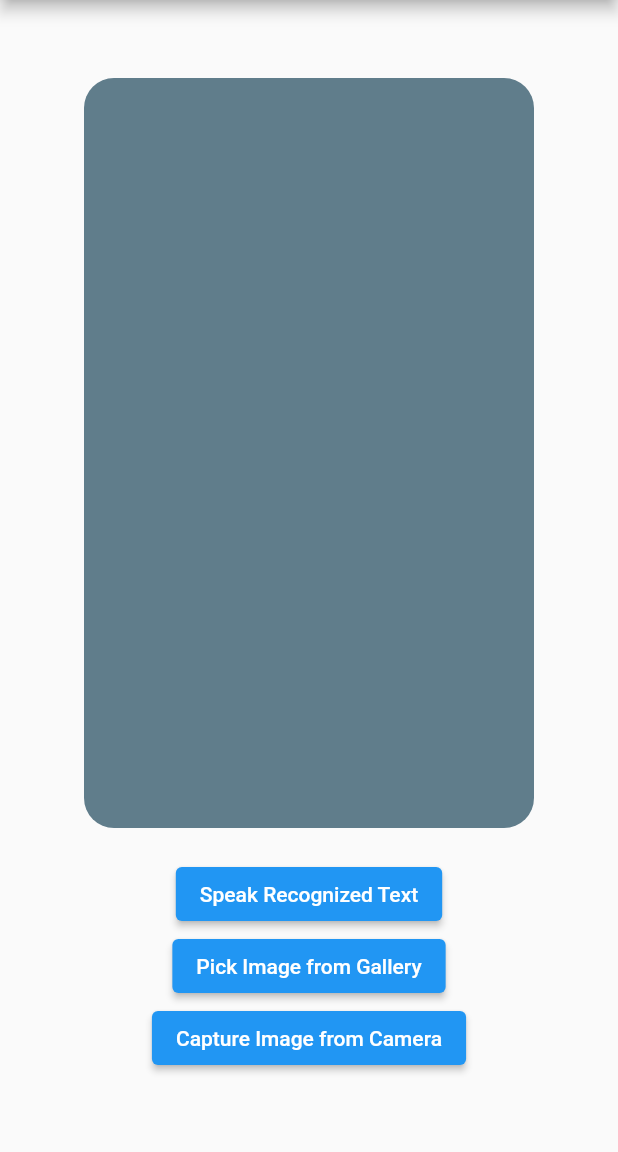
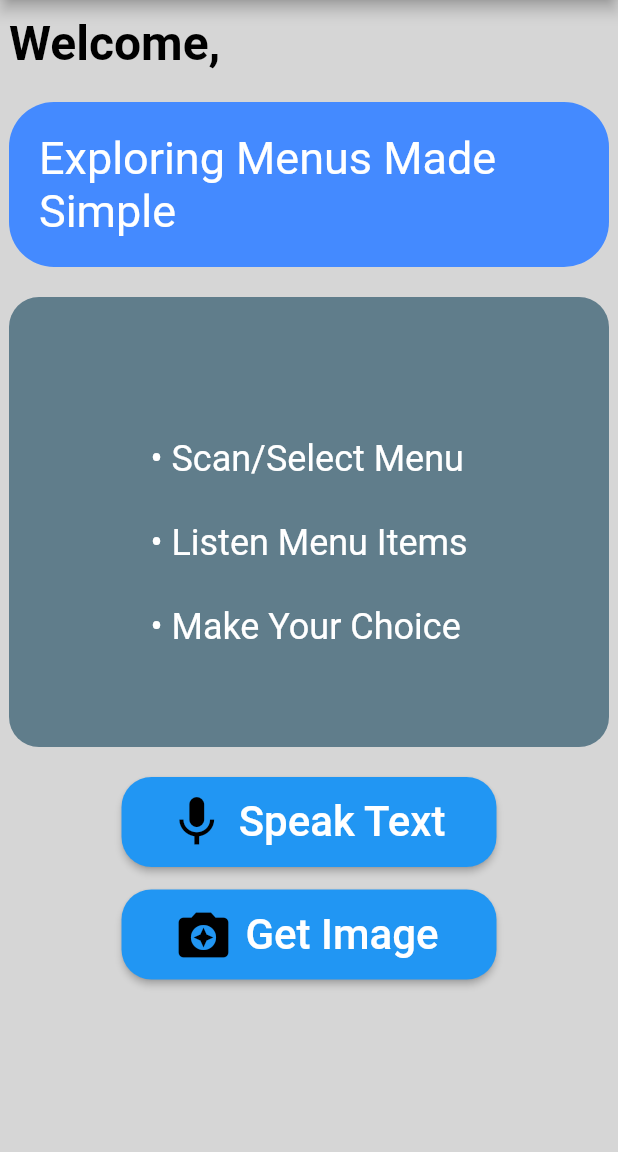
Before and after one commit to Sakshamwane/Menu_Speak, a Flutter app: the screen it shows after launch, on a phone screen of 412 x 824 dp, the part 84-1236 px from its top. Run offline on Flutter 3.47's test engine with Material 2 defaults, Android fonts, the phone set to English and light mode, and no system bars; our stand-ins replace camera, flutter_tts, fluttertoast, image_picker, permission_handler; missing offline and left inert: edge_detection, google_ml_kit.

Commit message:
Added auto focus functionality, and updated the UI

```diff
--- a/lib/main.dart
+++ b/lib/main.dart
@@ -20,6 +20,7 @@ class MyApp extends StatelessWidget {
     return MaterialApp(
       title: 'Blind Dine',
       theme: ThemeData(
+        scaffoldBackgroundColor: Colors.grey[350],
         primarySwatch: Colors.blue,
       ),
       initialRoute: '/',
--- a/lib/screens/text_recognition_screen.dart
+++ b/lib/screens/text_recognition_screen.dart
@@ -2,6 +2,12 @@ import 'package:flutter/material.dart';
 import 'package:google_ml_kit/google_ml_kit.dart';
 import 'package:image_picker/image_picker.dart';
 import 'package:flutter_tts/flutter_tts.dart';
+import 'dart:async';
+import 'dart:io';
+import 'package:edge_detection/edge_detection.dart';
+import 'package:path/path.dart';
+import 'package:path_provider/path_provider.dart';
+import 'package:fluttertoast/fluttertoast.dart';
 
 class TextRecognitionScreen extends StatefulWidget {
   @override
@@ -12,42 +18,77 @@ class _TextRecognitionScreenState extends State<TextRecognitionScreen> {
   FlutterTts flutterTts = FlutterTts();
   final ImagePicker _imagePicker = ImagePicker();
   late String recognizedText = '';
-  late String sequentialText='';
+  late String sequentialText='\n • Scan/Select Menu \n\n • Listen Menu Items \n\n • Make Your Choice';
 
-  Future<void> speakText(String text) async {
-  await flutterTts.setLanguage("en-US"); // Set the language (adjust as needed)
-  await flutterTts.speak(text);
+   Future<void> _pickImage(ImageSource source) async {
+
+    String imagePath = '';
+
+  try {
+  // Generate a filepath for saving the captured image
+    imagePath = join(
+    (await getApplicationSupportDirectory()).path,
+    "${DateTime.now().millisecondsSinceEpoch ~/ 1000}.jpeg",
+  );
+
+  // Use the Edge Detection package to capture and process the image
+  bool success = await EdgeDetection.detectEdge(
+    imagePath,
+    canUseGallery: true,
+    androidScanTitle: 'Scanning',
+    androidCropTitle: 'Crop',
+    androidCropBlackWhiteTitle: 'Black White',
+    androidCropReset: 'Reset',
+  );
+
+  if (success) {
+    print("Edge detection successful");
+    // After successful edge detection, call text recognition on the processed image
+   await _processImageForTextRecognition(imagePath);
   }
+  } catch (e) {
+      print("Error during edge detection: $e");
+  }
+}
 
-  Future<void> _pickImage(ImageSource source) async {
-    this.recognizedText = '';
-    final image = await _imagePicker.pickImage(source: source);
+  Future<void> _processImageForTextRecognition(String imagePath) async {
+  // Create an instance of the text recognizer
+    final textRecognizer = GoogleMlKit.vision.textRecognizer();
 
-    if (image == null) return;
+  try {
 
-    final inputImage = InputImage.fromFilePath(image.path);
-    final textDetector = GoogleMlKit.vision.textRecognizer();
+    String text = " ";
+    // Create a FirebaseVisionImage from the image path
+    final inputImage = InputImage.fromFilePath(imagePath);
 
-    final RecognizedText text = await textDetector.processImage(inputImage);
-    String recognizedText = '';
+    // Process the image to extract text
+    final recognizedText = await textRecognizer.processImage(inputImage);
 
-    for (TextBlock block in text.blocks) {
+    // Extract and handle the recognized text
+    for (TextBlock block in recognizedText.blocks) {
       for (TextLine line in block.lines) {
-        // recognizedText += line.text + '\n';
         for(TextElement element in line.elements){
-          recognizedText += element.text;
+          text += element.text;
+          print("Recognized Text: $text");
         }
-        recognizedText+='\n';
+        text += '\n';
       }
     }
 
     setState(() {
-      this.recognizedText = recognizedText;
+      this.recognizedText = text;
     });
-
-    textDetector.close();
+    print("Text recognition successful");
+  } catch (e) {
+    print("Text Recognition Error: $e");
+  } finally {
+    // Clean up the text recognizer when done
+    await textRecognizer.close();
     await processRecognizedText();
   }
+}
+
+  // Define a function to perform text recognition on the processed image
 
   //Processing Text:
   Future<void> processRecognizedText() async {
@@ -86,8 +127,6 @@ class _TextRecognitionScreenState extends State<TextRecognitionScreen> {
     }
   }
 
-
-
     // Create a map pairing menu items with their prices
     Map<String, String> menuItemsAndPrices = {};
 
@@ -98,25 +137,66 @@ class _TextRecognitionScreenState extends State<TextRecognitionScreen> {
 
     // Generate sequential text and speak it
     final String sequentialText = menuItemsAndPrices.entries.map((entry) => '${entry.key} - ${entry.value}').join('\n');
-    // print('Sequential Text: $sequentialText'); // Add this line
+    print('Sequential Text: $sequentialText');
+    print("Text processing successful");
+
 
     setState(() {
-      // Set the sequentialText state to trigger a rebuild of the widget
       this.sequentialText = sequentialText;
     });
   }
+
+  Future<void> speakText(String text) async {
+  await flutterTts.setLanguage("en-US");
+  await flutterTts.speak(text);
+  }
+
 
   @override
   Widget build(BuildContext context) {
     return Scaffold(
       appBar: AppBar(title: Text('Blind Dine')),
       body: Center(
-        child: Column(
+
+        child:
+        Column(
+          crossAxisAlignment: CrossAxisAlignment.start,
+          children: [
+            const SizedBox(height: 10),
+            const Text("Welcome, ",
+            textAlign: TextAlign.left,
+            style: TextStyle(
+                      fontWeight: FontWeight.bold,
+                      fontSize: 32,
+                      color: Colors.black,
+
+                    ),
+            ),
+            const SizedBox(height: 20),
+            Column(
           mainAxisAlignment: MainAxisAlignment.center,
           children: [
             Container(
-              height: 500,
-              width: 300,
+              height: 110,
+              width: 400,
+              padding: EdgeInsets.all(20),
+              child:
+              const Text("Exploring Menus Made Simple",
+              textAlign: TextAlign.left,
+              style: TextStyle(
+                      fontSize: 30,
+                      color: Colors.white,
+                    ),
+              ),
+              decoration: const BoxDecoration(
+              color: Colors.blueAccent,
+              borderRadius: BorderRadius.all(Radius.circular(30))
+            ),
+            ),
+            const SizedBox(height: 20),
+            Container(
+              height: 300,
+              width: 400,
               decoration: const BoxDecoration(
                 color: Colors.blueGrey,
                 borderRadius: BorderRadius.only(
@@ -128,37 +208,74 @@ class _TextRecognitionScreenState extends State<TextRecognitionScreen> {
               ),
               child:
                   Center(
-                    child: Expanded(child: SingleChildScrollView(
+                    child: Expanded(
+                      child: SingleChildScrollView(
                     scrollDirection: Axis.vertical,
                     child: Text(sequentialText,
-                    style: TextStyle(
-                      fontSize: 18,
+                    style: const TextStyle(
+                      fontSize: 24,
                       color: Colors.white,
-
-                    ),
                     ),)),
                   ),
+              ),
             ),
+
             const SizedBox(height: 20),
             //Speak button
-            ElevatedButton(
-              onPressed: () {
-              speakText(sequentialText);
-            },
-            child: const Text('Speak Recognized Text'),
+            Container(
+            height: 60,
+            width: 250,
+            child: ElevatedButton.icon(
+              icon: const Icon(
+                Icons.mic,
+                color: Colors.black,
+                size: 40,
+              ),
+              label: const Text("Speak Text",
+              style: const TextStyle(
+                      fontSize: 28,
+                      color: Colors.white,
+                    ),),
+              onPressed: (){ speakText(sequentialText);},
+              style: ButtonStyle(
+                shape: MaterialStateProperty.all<RoundedRectangleBorder>(
+                RoundedRectangleBorder(
+                borderRadius: BorderRadius.circular(20),
+    )
+  )
+)
             ),
-            //Pick image button
-            ElevatedButton(
-              onPressed: (){ _pickImage(ImageSource.gallery);},
-              child: const Text('Pick Image from Gallery'),
+          ),
+            const SizedBox(height: 15),
+           Container(
+            height: 60,
+            width: 250,
+            child: ElevatedButton.icon(
+              icon: const Icon(
+                Icons.camera_enhance,
+                color: Colors.black,
+                size: 40,
+              ),
+              label: const Text("Get Image",
+              style: const TextStyle(
+                      fontSize: 28,
+                      color: Colors.white,
+                    ),),
+              onPressed: (){ _pickImage(ImageSource.camera);},
+              style: ButtonStyle(
+                shape: MaterialStateProperty.all<RoundedRectangleBorder>(
+                RoundedRectangleBorder(
+                borderRadius: BorderRadius.circular(20),
+    )
+  )
+)
             ),
-            //Capture image button
-            ElevatedButton(
-              onPressed: (){ _pickImage(ImageSource.camera);},
-              child: const Text('Capture Image from Camera'),
-            ),
+          ),
           ],
         ),
+          ],
+        )
+
       ),
     );
   }
--- a/pubspec.yaml
+++ b/pubspec.yaml
@@ -9,7 +9,7 @@ publish_to: 'none' # Remove this line if you wish to publish to pub.dev
 # followed by an optional build number separated by a +.
 # Both the version and the builder number may be overridden in flutter
 # build by specifying --build-name and --build-number, respectively.
-# In Android, build-name is used as versionName while build-number used as versionCode.
+# In Android, build-name is used as versionName while build-number used as versionCode.``
 # Read more about Android versioning at https://developer.android.com/studio/publish/versioning
 # In iOS, build-name is used as CFBundleShortVersionString while build-number is used as CFBundleVersion.
 # Read more about iOS versioning at
@@ -41,6 +41,10 @@ dependencies:
   google_ml_kit: ^0.16.2
   image_picker: ^1.0.2
   flutter_tts: ^3.0.0
+  edge_detection: ^1.1.2
+  path: ^1.8.0
+  path_provider: ^2.0.3
+  fluttertoast: ^8.2.2
 
 dev_dependencies:
   flutter_test:
```
Also changed, not shown: pubspec.lock, 1 other file.
